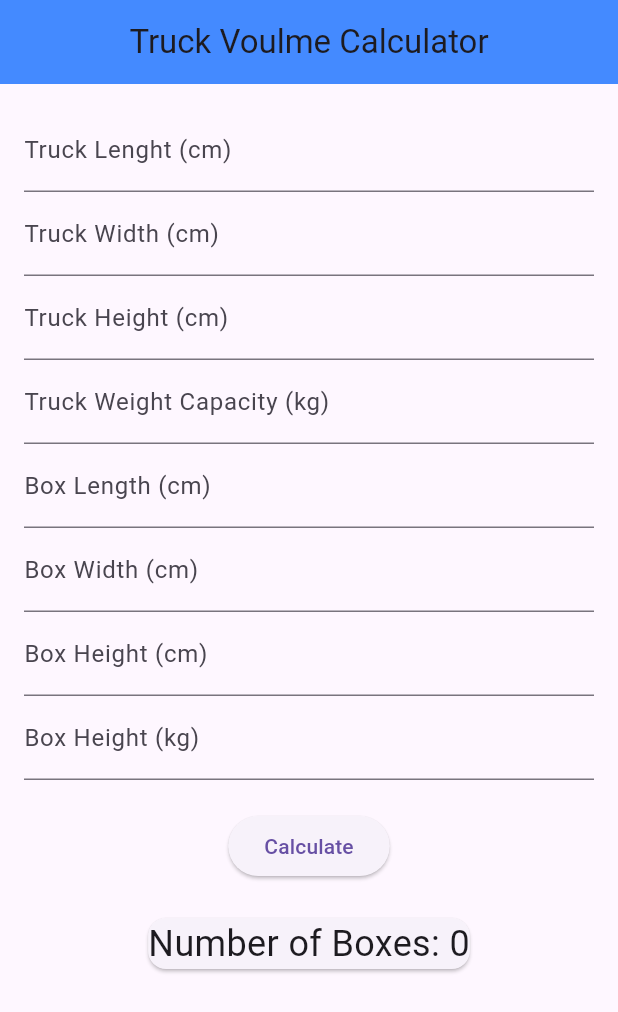
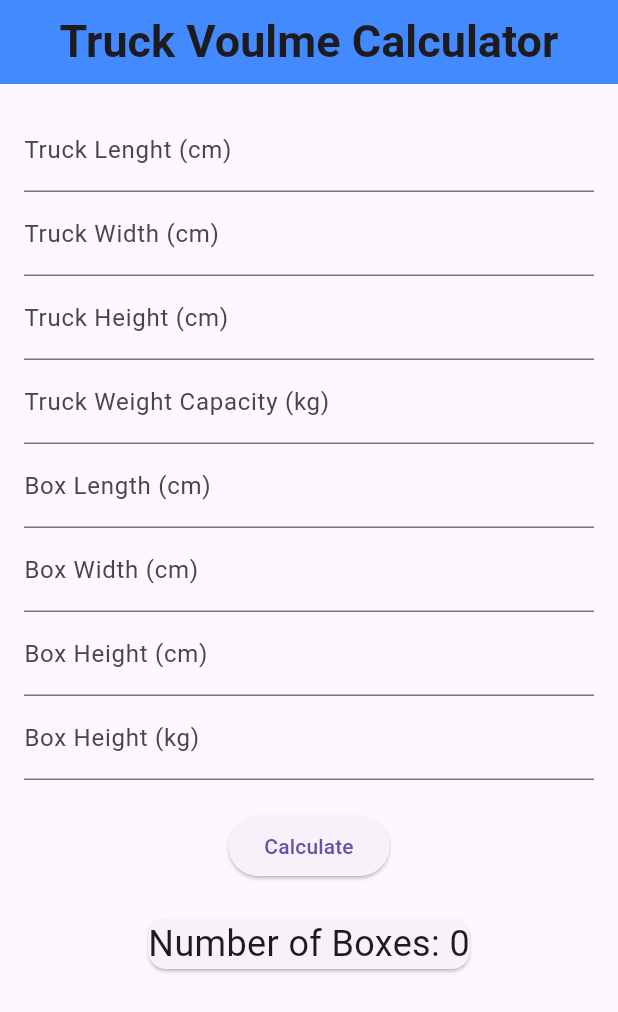
Before and after one commit to kamil36/trasnport_volume_calculator, a Flutter app: the screen it shows after launch, after a tap on "Calculate", on a phone screen of 412 x 824 dp. Shown: the top 1012 px of the screen. Run offline on Flutter 3.47's test engine with Material 3 defaults, Android fonts, the light colour scheme and no system bars.

Commit message:
Flutter Web Complete

```diff
--- a/lib/home.dart
+++ b/lib/home.dart
@@ -1,6 +1,8 @@
 import 'package:flutter/material.dart';
 
 class TruckBoxCalculator extends StatefulWidget {
+  const TruckBoxCalculator({super.key});
+
   @override
   _TruckBoxCalculatorState createState() => _TruckBoxCalculatorState();
 }
@@ -68,13 +70,19 @@ class _TruckBoxCalculatorState extends State<TruckBoxCalculator> {
   Widget build(BuildContext context) {
     return Scaffold(
       appBar: AppBar(
-        title: Text('Truck Voulme Calculator'),
+        title: const Text(
+          'Truck Voulme Calculator',
+          style: TextStyle(
+            fontWeight: FontWeight.bold,
+            fontSize: 30,
+          ),
+        ),
         centerTitle: true,
         backgroundColor: Colors.blueAccent,
       ),
       body: SingleChildScrollView(
         child: Padding(
-          padding: EdgeInsets.all(16.0),
+          padding: const EdgeInsets.all(16.0),
           child: Column(
             children: [
               constTextField(
@@ -109,16 +117,16 @@ class _TruckBoxCalculatorState extends State<TruckBoxCalculator> {
                 truckController: _boxWeightController,
                 labletext: 'Box Height (kg)',
               ),
-              SizedBox(height: 20),
+              const SizedBox(height: 20),
               ElevatedButton(
                 onPressed: _calculate,
-                child: Text('Calculate'),
+                child: const Text('Calculate'),
               ),
-              SizedBox(height: 20),
+              const SizedBox(height: 20),
               Card(
                 child: Text(
                   'Number of Boxes: ${_result.toStringAsFixed(0)}',
-                  style: TextStyle(fontSize: 24),
+                  style: const TextStyle(fontSize: 24),
                 ),
               ),
             ],
@@ -142,7 +150,7 @@ class constTextField extends StatelessWidget {
   @override
   Widget build(BuildContext context) {
     return Container(
-      decoration: BoxDecoration(),
+      decoration: const BoxDecoration(),
       child: TextField(
         controller: _truckController,
         keyboardType: TextInputType.number,
--- a/lib/main.dart
+++ b/lib/main.dart
@@ -2,10 +2,12 @@ import 'package:flutter/material.dart';
 import 'package:truck_box_calculator/home.dart';
 
 void main() {
-  runApp(MyApp());
+  runApp(const MyApp());
 }
 
 class MyApp extends StatelessWidget {
+  const MyApp({super.key});
+
   @override
   Widget build(BuildContext context) {
     return MaterialApp(
@@ -13,7 +15,7 @@ class MyApp extends StatelessWidget {
       theme: ThemeData(
         primarySwatch: Colors.blue,
       ),
-      home: TruckBoxCalculator(),
+      home: const TruckBoxCalculator(),
     );
   }
 }
```
Also changed, not shown: web_entrypoint.dart (added), 2 other files.
